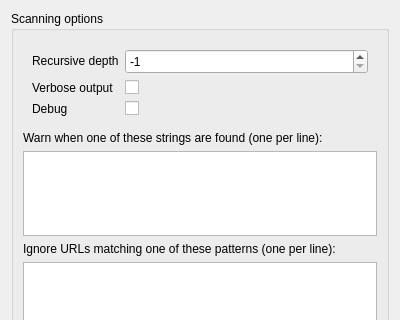
This is linkcheck/gui/ui/options.ui in wummel/linkchecker as Qt 5 draws it before an edit; both pictures show x 0 to 400 and y 0 to 320 of the 400 by 550 pixel window. The edited form follows.
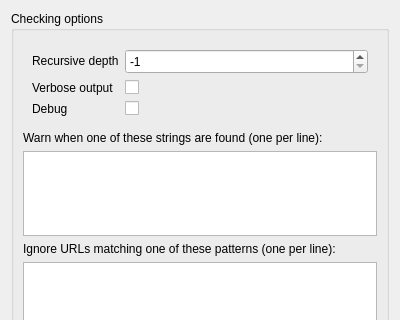
This is the edited form.

```diff
--- a/linkcheck/gui/ui/options.ui
+++ b/linkcheck/gui/ui/options.ui
@@ -23,7 +23,7 @@
    <item>
     <widget class="QGroupBox" name="groupBox_2">
      <property name="title">
-      <string>Scanning options</string>
+      <string>Checking options</string>
      </property>
      <layout class="QVBoxLayout" name="verticalLayout">
       <item>
```
